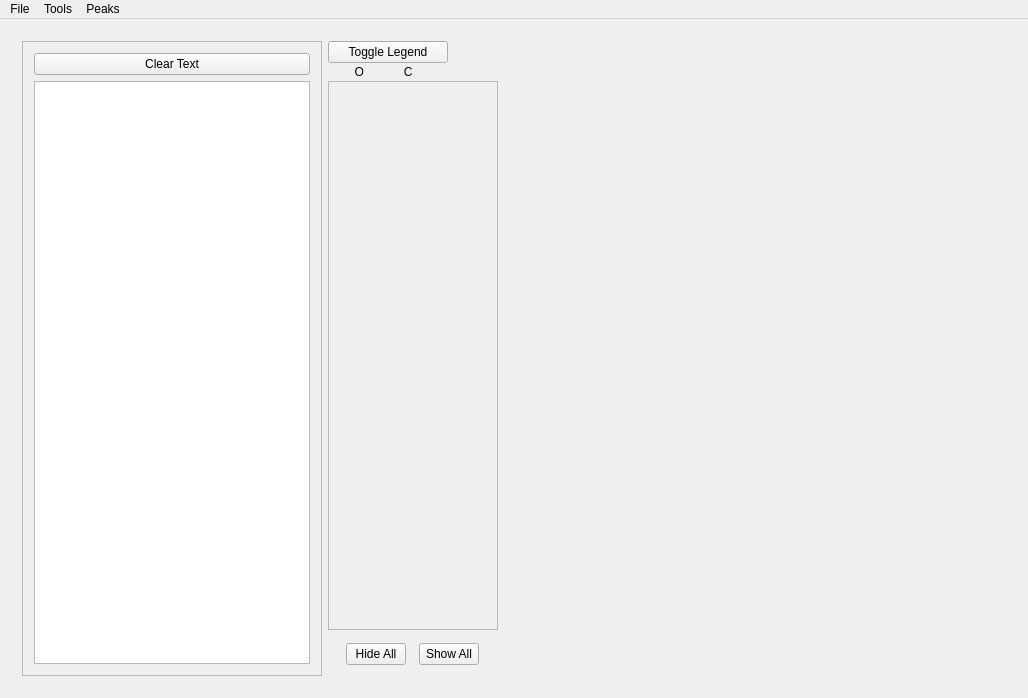
This is readerwindow.ui in whinis/MassSpecReader as Qt 5 draws it before an edit. The edited form follows.
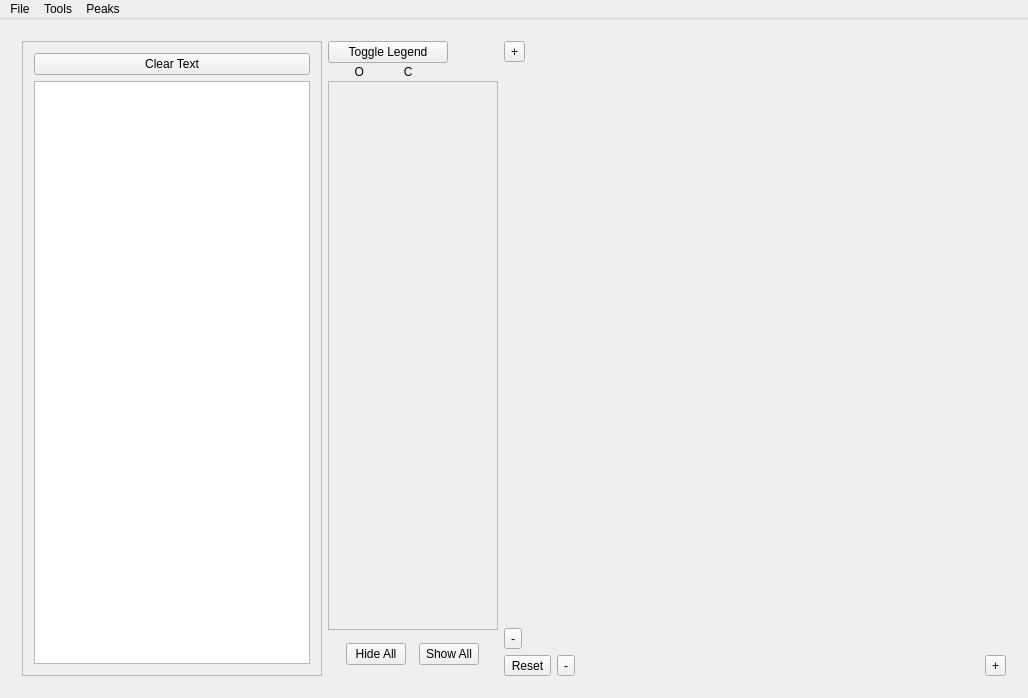
This is the edited form. The open tabs and pages were chosen to show the change. Custom widgets are drawn as their Qt base class.

Commit message: Added Zoom and graph reset buttons Fixed bug in calculate all graphs

The edit to the form file:
```diff
--- a/readerwindow.ui
+++ b/readerwindow.ui
@@ -446,15 +446,112 @@
          </layout>
         </item>
         <item>
-         <widget class="QCustomPlot" name="plot" native="true">
-          <property name="sizePolicy">
-           <sizepolicy hsizetype="Expanding" vsizetype="Expanding">
-            <horstretch>0</horstretch>
-            <verstretch>0</verstretch>
-           </sizepolicy>
+         <layout class="QGridLayout" name="gridLayout">
+          <property name="rightMargin">
+           <number>0</number>
           </property>
-          <layout class="QHBoxLayout" name="horizontalLayout_3"/>
-         </widget>
+          <property name="bottomMargin">
+           <number>0</number>
+          </property>
+          <item row="3" column="2">
+           <widget class="QCustomPlot" name="plot" native="true">
+            <property name="sizePolicy">
+             <sizepolicy hsizetype="Expanding" vsizetype="Expanding">
+              <horstretch>0</horstretch>
+              <verstretch>0</verstretch>
+             </sizepolicy>
+            </property>
+            <property name="maximumSize">
+             <size>
+              <width>16777215</width>
+              <height>16777215</height>
+             </size>
+            </property>
+            <layout class="QHBoxLayout" name="horizontalLayout_3"/>
+           </widget>
+          </item>
+          <item row="4" column="2">
+           <layout class="QHBoxLayout" name="horizontalLayout_15">
+            <property name="leftMargin">
+             <number>0</number>
+            </property>
+            <property name="topMargin">
+             <number>0</number>
+            </property>
+            <item>
+             <widget class="QToolButton" name="xShrink">
+              <property name="text">
+               <string>-</string>
+              </property>
+             </widget>
+            </item>
+            <item>
+             <spacer name="horizontalSpacer_5">
+              <property name="orientation">
+               <enum>Qt::Horizontal</enum>
+              </property>
+              <property name="sizeHint" stdset="0">
+               <size>
+                <width>40</width>
+                <height>20</height>
+               </size>
+              </property>
+             </spacer>
+            </item>
+            <item>
+             <widget class="QToolButton" name="xGrow">
+              <property name="text">
+               <string>+</string>
+              </property>
+             </widget>
+            </item>
+           </layout>
+          </item>
+          <item row="3" column="1">
+           <layout class="QVBoxLayout" name="verticalLayout_10">
+            <property name="spacing">
+             <number>6</number>
+            </property>
+            <property name="leftMargin">
+             <number>0</number>
+            </property>
+            <item>
+             <widget class="QToolButton" name="yGrow">
+              <property name="text">
+               <string>+</string>
+              </property>
+             </widget>
+            </item>
+            <item>
+             <spacer name="verticalSpacer">
+              <property name="orientation">
+               <enum>Qt::Vertical</enum>
+              </property>
+              <property name="sizeHint" stdset="0">
+               <size>
+                <width>5</width>
+                <height>40</height>
+               </size>
+              </property>
+             </spacer>
+            </item>
+            <item>
+             <widget class="QToolButton" name="yShrink">
+              <property name="text">
+               <string>-</string>
+              </property>
+             </widget>
+            </item>
+           </layout>
+          </item>
+          <item row="4" column="1">
+           <widget class="QToolButton" name="resetGraph">
+            <property name="text">
+             <string>Reset</string>
+            </property>
+           </widget>
+          </item>
+         </layout>
         </item>
        </layout>
       </widget>
```
The commit also changes 2 other files.
